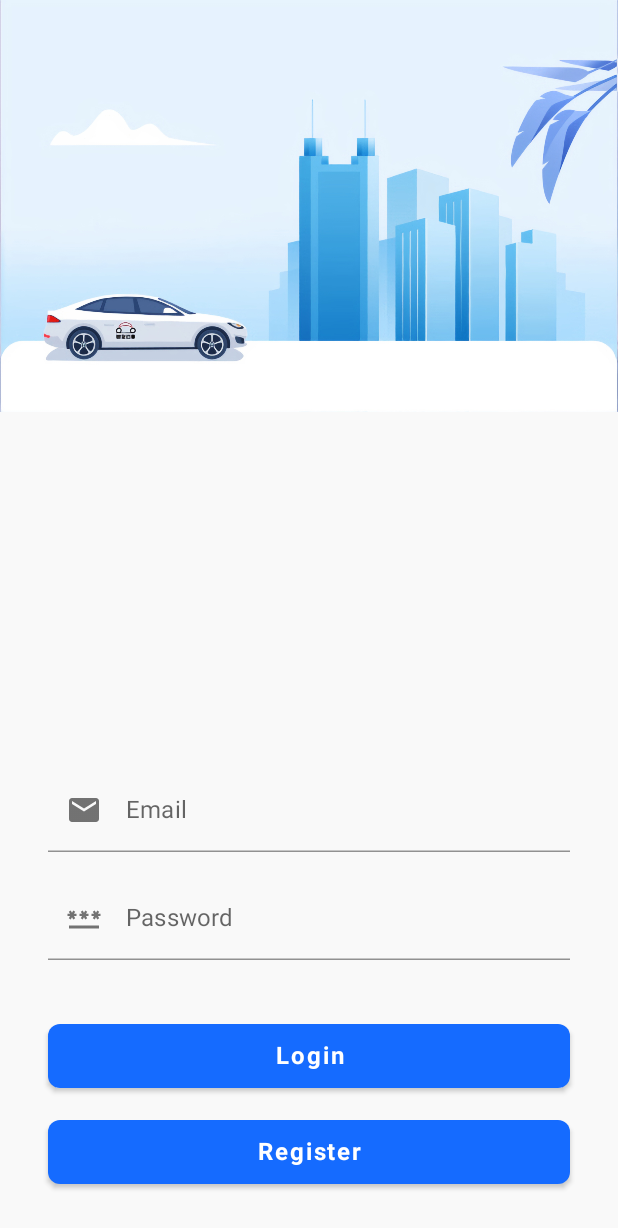
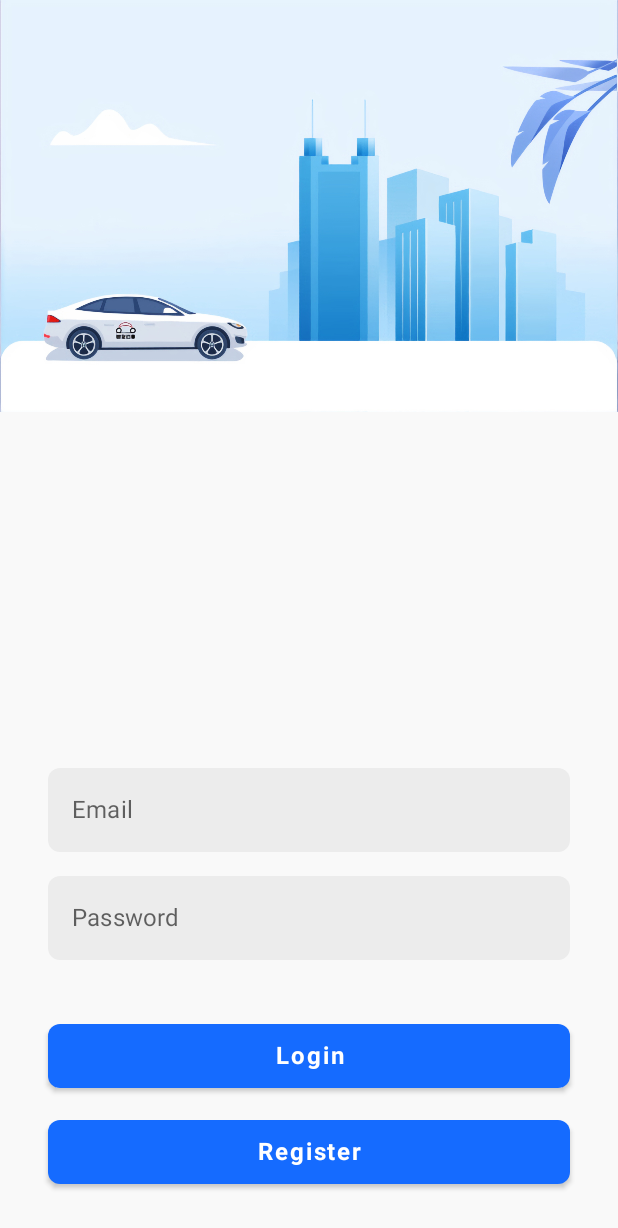
Before and after one commit to AndreiAvram123/Droid-Auto-Android, an Android app built with Jetpack Compose: the composable SignInScreen shown on its own in the app's theme, on a phone screen of 412 x 824 dp. Shown: the top 1228 px of the screen. Run offline under Robolectric (Android 15) with nearby library versions, the phone set to English and light mode, and no system bars; our stand-ins replace Dagger/Hilt's generated code; 2 statements that could not run were skipped.

Commit message:
Small change

```diff
--- a/app/src/main/java/com/andrei/car_rental_android/navigation/Navigation.kt
+++ b/app/src/main/java/com/andrei/car_rental_android/navigation/Navigation.kt
@@ -76,7 +76,7 @@ private fun MainGraph(
     ) {
 
         composable(route = DrawerNavigationScreen.Settings.route){
-            SettingsScreen()
+            SettingsScreen(navController)
         }
         composable(route = Screen.HomeScreen.route) {
             HomeScreen(navController, openDrawer)
--- a/app/src/main/java/com/andrei/car_rental_android/screens/SignIn/LoginViewModel.kt
+++ b/app/src/main/java/com/andrei/car_rental_android/screens/SignIn/LoginViewModel.kt
@@ -12,7 +12,7 @@ import kotlinx.coroutines.launch
 import javax.inject.Inject
 
 abstract class LoginViewModel(coroutineProvider: CoroutineScope?) : BaseViewModel(coroutineProvider){
-    abstract val usernameState:StateFlow<String>
+    abstract val emailState:StateFlow<String>
     abstract val passwordState:StateFlow<String>
     abstract val loginUiState:StateFlow<LoginUIState>
     abstract fun resetUIState()
@@ -36,7 +36,7 @@ class LoginViewModelImpl @Inject constructor(
     private val loginRepository: LoginRepository
 ): LoginViewModel(coroutineProvider){
 
-    override val usernameState: MutableStateFlow<String> = MutableStateFlow("")
+    override val emailState: MutableStateFlow<String> = MutableStateFlow("")
     override val passwordState: MutableStateFlow<String> = MutableStateFlow("")
     override val loginUiState: MutableStateFlow<LoginUIState> = MutableStateFlow(LoginUIState.Default)
 
@@ -48,7 +48,7 @@ class LoginViewModelImpl @Inject constructor(
 
     override fun setEmail(username: String) {
         coroutineScope.launch {
-            usernameState.emit(username)
+            emailState.emit(username)
         }
     }
     override fun setPassword(password: String) {
@@ -59,7 +59,7 @@ class LoginViewModelImpl @Inject constructor(
 
     override fun login() {
          coroutineScope.launch {
-             val username = usernameState.value.trim()
+             val username = emailState.value.trim()
              val password = passwordState.value.trim()
 
              if (username.isNotBlank() && password.isNotBlank()) {
--- a/app/src/main/java/com/andrei/car_rental_android/screens/SignIn/SignInScreen.kt
+++ b/app/src/main/java/com/andrei/car_rental_android/screens/SignIn/SignInScreen.kt
@@ -5,10 +5,10 @@ import androidx.compose.foundation.layout.*
 import androidx.compose.foundation.shape.RoundedCornerShape
 import androidx.compose.foundation.text.KeyboardActions
 import androidx.compose.foundation.text.KeyboardOptions
-import androidx.compose.material.*
-import androidx.compose.material.icons.Icons
-import androidx.compose.material.icons.filled.Email
-import androidx.compose.material.icons.filled.Password
+import androidx.compose.material.Button
+import androidx.compose.material.CircularProgressIndicator
+import androidx.compose.material.TextField
+import androidx.compose.material.TextFieldDefaults
 import androidx.compose.runtime.*
 import androidx.compose.ui.Alignment
 import androidx.compose.ui.Modifier
@@ -16,11 +16,13 @@ import androidx.compose.ui.focus.FocusDirection
 import androidx.compose.ui.graphics.Color
 import androidx.compose.ui.layout.ContentScale
 import androidx.compose.ui.platform.LocalFocusManager
+import androidx.compose.ui.res.colorResource
 import androidx.compose.ui.res.painterResource
 import androidx.compose.ui.res.stringResource
 import androidx.compose.ui.text.input.ImeAction
 import androidx.compose.ui.text.input.KeyboardType
 import androidx.compose.ui.text.input.PasswordVisualTransformation
+import androidx.compose.ui.tooling.preview.Preview
 import androidx.compose.ui.unit.dp
 import androidx.hilt.navigation.compose.hiltViewModel
 import androidx.navigation.NavController
@@ -66,14 +68,19 @@ fun MainContent(
             contentDescription =null
         )
 
-
            BottomColumn {
                EmailTextField(
-                viewModel = loginViewModel,
+                   setEmail = {
+                       loginViewModel.setEmail(it)
+                   },
+                   emailState = loginViewModel.emailState.collectAsState(),
                    modifier = Modifier.padding(bottom = Dimens.medium.dp)
                )
                PasswordTextField(
-                viewModel = loginViewModel,
+                   passwordState = loginViewModel.passwordState.collectAsState(),
+                   setPassword = {
+                        loginViewModel.setPassword(it)
+                   },
                    modifier = Modifier.padding(bottom = Dimens.large.dp)
                )
 
@@ -89,8 +96,8 @@ fun MainContent(
                    }, navigateToRegister = {
                        navigator.navigateToRegister()
                    })
+           }
 
-        }
 
         val dialogOpened = remember {
             derivedStateOf {
@@ -130,15 +137,19 @@ private fun BottomColumn(content: @Composable () -> Unit) {
 
 
 @Composable
-private fun EmailTextField(viewModel: LoginViewModel, modifier: Modifier = Modifier) {
-    val usernameState = viewModel.usernameState.collectAsState()
+private fun EmailTextField(
+    modifier: Modifier = Modifier,
+    emailState:State<String>,
+    setEmail:(email:String)->Unit
+) {
 
     val focusManager = LocalFocusManager.current
 
     TextField(
         maxLines = 1,
         modifier = modifier.fillMaxWidth(),
-        value = usernameState.value,
+        value = emailState.value,
+        shape = RoundedCornerShape(Dimens.small.dp),
         keyboardOptions = KeyboardOptions(
             keyboardType = KeyboardType.Email,
             imeAction = ImeAction.Next
@@ -147,27 +158,36 @@ private fun EmailTextField(viewModel: LoginViewModel, modifier: Modifier = Modif
             focusManager.moveFocus(FocusDirection.Down)
         }),
         onValueChange = {
-            viewModel.setEmail(it.trim())
+          setEmail(it.trim())
         },
-        label = {
+        placeholder = {
             TextFieldLabel(text = stringResource(R.string.screen_sign_in_email))
         },
         colors = TextFieldDefaults.textFieldColors(
-            backgroundColor = Color.Transparent
-        ),
-        leadingIcon = {
-            Icon(imageVector = Icons.Filled.Email, contentDescription = null)
-        },
+            backgroundColor = colorResource(R.color.light_grey),
+            focusedIndicatorColor =  Color.Transparent, //hide the indicator,
+            unfocusedIndicatorColor = Color.Transparent
+        )
     )
 }
 
 
 @Composable
-fun PasswordTextField(viewModel: LoginViewModel, modifier: Modifier = Modifier) {
-    val passwordState = viewModel.passwordState.collectAsState()
+@Preview
+fun PreviewPasswordField(){
+    PasswordTextField(passwordState = remember {
+        mutableStateOf("")
+    }, setPassword = {})
+}
+
+
+@Composable
+fun PasswordTextField(
+    passwordState:State<String>,
+    setPassword:(password:String)->Unit,
+    modifier: Modifier = Modifier) {
     val focusManager = LocalFocusManager.current
 
-    Column {
         TextField(
             maxLines = 1,
             visualTransformation = PasswordVisualTransformation(),
@@ -175,26 +195,25 @@ fun PasswordTextField(viewModel: LoginViewModel, modifier: Modifier = Modifier)
                 keyboardType = KeyboardType.Password,
                 imeAction = ImeAction.Done
             ),
+            shape = RoundedCornerShape(Dimens.small.dp),
             keyboardActions = KeyboardActions(onDone = {
                 focusManager.clearFocus(true)
             }),
             modifier = modifier.fillMaxWidth(),
             value = passwordState.value,
             onValueChange = {
-                viewModel.setPassword(it.trim())
+                setPassword(it.trim())
             },
-            label = {
+            placeholder = {
                 TextFieldLabel(text = stringResource(R.string.screen_sign_in_password))
             },
-            leadingIcon = {
-                Icon(imageVector = Icons.Filled.Password, contentDescription = null)
-            },
             colors = TextFieldDefaults.textFieldColors(
-                backgroundColor = Color.Transparent
+                backgroundColor = colorResource(R.color.light_grey),
+                focusedIndicatorColor =  Color.Transparent, //hide the indicator,
+                unfocusedIndicatorColor = Color.Transparent
             )
         )
 
-    }
 }
 
 @Composable
--- a/app/src/main/java/com/andrei/car_rental_android/state/SessionManager.kt
+++ b/app/src/main/java/com/andrei/car_rental_android/state/SessionManager.kt
@@ -89,7 +89,6 @@ class SessionManagerImpl @Inject constructor(
             ) { refreshToken, identityVerified ->
                 when {
                     refreshToken.isNullOrBlank() || !jwtUtils.isTokenValid(refreshToken) ->{
-                        localRepository.clear()
                         SessionManager.AuthenticationState.NotAuthenticated
                     }
                     identityVerified == false -> SessionManager.AuthenticationState.Authenticated.IdentifyNotVerified(sessionUserState)
@@ -103,6 +102,7 @@ class SessionManagerImpl @Inject constructor(
                     getSessionUser()
                 }
 
+
             }
 
         }
--- a/app/src/main/res/values/colors.xml
+++ b/app/src/main/res/values/colors.xml
@@ -9,4 +9,5 @@
     <color name="white">#FFFFFFFF</color>
     <color name="semi_transparent">#9CFFFFFF</color>
     <color name="dark_white">#F9F9F9</color>
+    <color name="light_grey">#ECECEC</color>
 </resources>
```
Also changed, not shown: app/src/main/java/com/andrei/car_rental_android/screens/Settings/SettingsScreen.kt (+43 -23 lines). Lines whose indentation alone changed are shown as unchanged.
